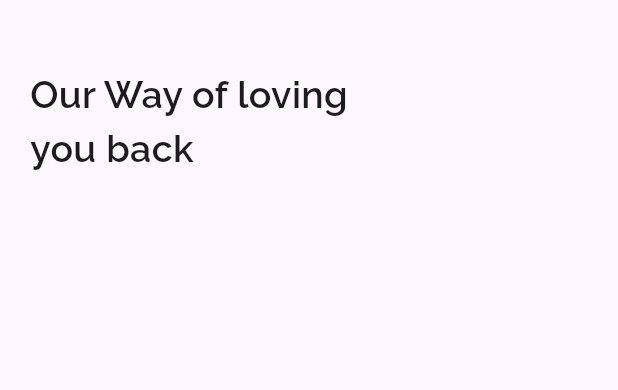
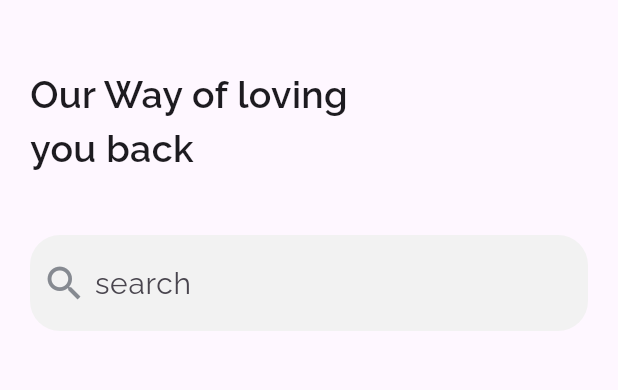
Before and after one commit to RezaArfianta/Tugas-Slicing, a Flutter app: the screen it shows after launch, on a phone screen of 412 x 824 dp, the part 104-494 px from its top. Run offline on Flutter 3.47's test engine with Material 3 defaults, Android fonts, the phone set to English and light mode, and no system bars; our stand-ins replace google_fonts.

Commit message:
homepage

```diff
--- a/lib/homepage.dart
+++ b/lib/homepage.dart
@@ -1,3 +1,4 @@
+import 'package:firsttest/const/color_utils.dart';
 import 'package:firsttest/const/image.dart';
 import 'package:flutter/material.dart';
 import 'package:google_fonts/google_fonts.dart';
@@ -10,6 +11,8 @@ class HomePage extends StatefulWidget {
 }
 
 class _HomePageState extends State<HomePage> {
+
+  final TextEditingController searchController = TextEditingController();
   @override
   Widget build(BuildContext context) {
     return Scaffold(
@@ -54,7 +57,33 @@ class _HomePageState extends State<HomePage> {
                     height: 40,
                   ),
                   Container(
+                    decoration: BoxDecoration(
+                    color: gray1,
 
+                      borderRadius: BorderRadius.circular(20)),
+                    padding: EdgeInsets.all(8),
+                    child: Row(
+                      children: [
+
+                        Icon(Icons.search, size: 30, color: Color(0xff868A91),),
+                        SizedBox(
+                          width: 5,
+                        ),
+                        Expanded(
+                          child: TextFormField(
+                            controller: searchController,
+                            decoration: InputDecoration(
+                              hintStyle: GoogleFonts.raleway(
+                                fontSize: 20,
+                                fontWeight: FontWeight.w400),
+                              hintText: "search",
+                              enabledBorder: UnderlineInputBorder(
+                              borderSide: BorderSide(color: Colors.transparent),),
+                              focusedBorder: UnderlineInputBorder(borderSide: BorderSide(color: Colors.transparent),),),
+                          ),
+                        )
+                      ],
+                    ),
                   )
               ],
           ),) ,)),
```
